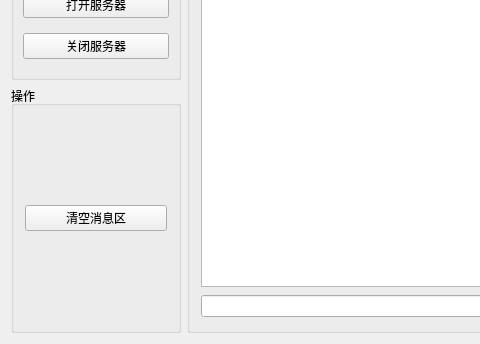
The window that CommAssistant/UdpWidget.ui (wangdong1328/QtProjects) describes before a commit, drawn with Qt 5; both pictures show x 0 to 480 and y 178 to 522 of the 707 by 522 pixel window.
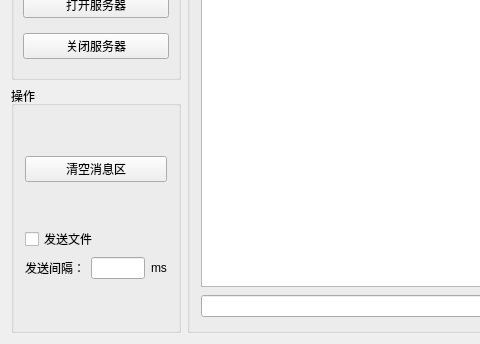
The same window after the commit.

What changed in the file:
```diff
--- a/CommAssistant/UdpWidget.ui
+++ b/CommAssistant/UdpWidget.ui
@@ -118,7 +118,7 @@
          <property name="title">
           <string>操作</string>
          </property>
-         <layout class="QHBoxLayout" name="horizontalLayout_2">
+         <layout class="QVBoxLayout" name="verticalLayout_5">
           <item>
            <widget class="QPushButton" name="pushButton_clear">
             <property name="text">
@@ -126,6 +126,34 @@
             </property>
            </widget>
           </item>
+          <item>
+           <layout class="QGridLayout" name="gridLayout_2">
+            <item row="0" column="0" colspan="2">
+             <widget class="QCheckBox" name="checkBox_sendFile">
+              <property name="text">
+               <string>发送文件</string>
+              </property>
+             </widget>
+            </item>
+            <item row="1" column="0">
+             <widget class="QLabel" name="label_5">
+              <property name="text">
+               <string>发送间隔：</string>
+              </property>
+             </widget>
+            </item>
+            <item row="1" column="1">
+             <widget class="QLineEdit" name="lineEdit_sendInterval"/>
+            </item>
+            <item row="1" column="2">
+             <widget class="QLabel" name="label_6">
+              <property name="text">
+               <string>ms</string>
+              </property>
+             </widget>
+            </item>
+           </layout>
+          </item>
          </layout>
         </widget>
        </item>
```
